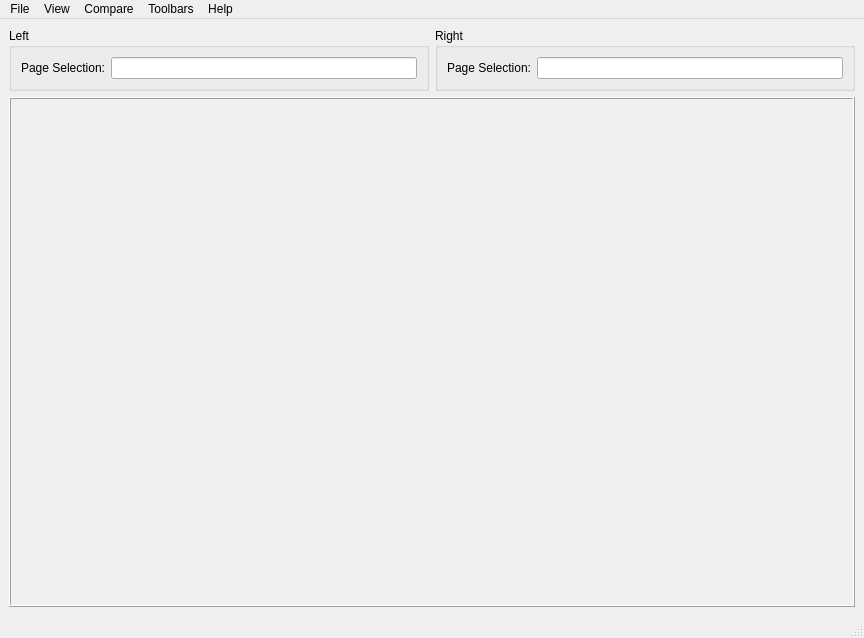
Above: Pdf4QtDocDiff/mainwindow.ui from studio-berry/loop before the change. Below: the same form after it.
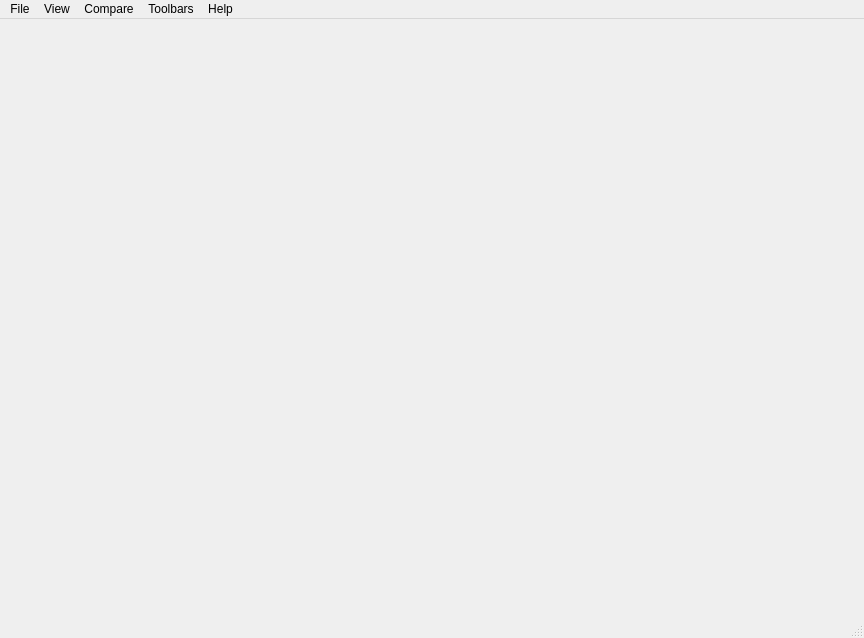
That is the form after the change. Icons and pictures are not drawn.

Diff of the .ui file:
```diff
--- a/Pdf4QtDocDiff/mainwindow.ui
+++ b/Pdf4QtDocDiff/mainwindow.ui
@@ -14,54 +14,9 @@
    <string>Workspace</string>
   </property>
   <widget class="QWidget" name="centralwidget">
-   <layout class="QGridLayout" name="gridLayout" rowstretch="0,1">
-    <item row="0" column="0">
-     <widget class="QGroupBox" name="leftDocumentSettingsGroupBox">
-      <property name="title">
-       <string>Left</string>
-      </property>
-      <layout class="QFormLayout" name="formLayout">
-       <item row="0" column="0">
-        <widget class="QLabel" name="leftPageSelectionLabel">
-         <property name="text">
-          <string>Page Selection:</string>
-         </property>
-        </widget>
-       </item>
-       <item row="0" column="1">
-        <widget class="QLineEdit" name="leftPageSelectionEdit"/>
-       </item>
-      </layout>
-     </widget>
-    </item>
-    <item row="0" column="1">
-     <widget class="QGroupBox" name="rightDocumentSettingsGroupBox">
-      <property name="title">
-       <string>Right</string>
-      </property>
-      <layout class="QFormLayout" name="formLayout_2">
-       <item row="0" column="0">
-        <widget class="QLabel" name="rightPageSelectionLabel">
-         <property name="text">
-          <string>Page Selection:</string>
-         </property>
-        </widget>
-       </item>
-       <item row="0" column="1">
-        <widget class="QLineEdit" name="rightPageSelectionEdit"/>
-       </item>
-      </layout>
-     </widget>
-    </item>
-    <item row="1" column="0" colspan="2">
-     <widget class="QFrame" name="documentFrame">
-      <property name="frameShape">
-       <enum>QFrame::Box</enum>
-      </property>
-      <property name="frameShadow">
-       <enum>QFrame::Raised</enum>
-      </property>
-     </widget>
+   <layout class="QGridLayout" name="gridLayout" rowstretch="0">
+    <item row="0" column="0" colspan="2">
+     <widget class="QFrame" name="documentFrame"/>
     </item>
    </layout>
   </widget>
```
